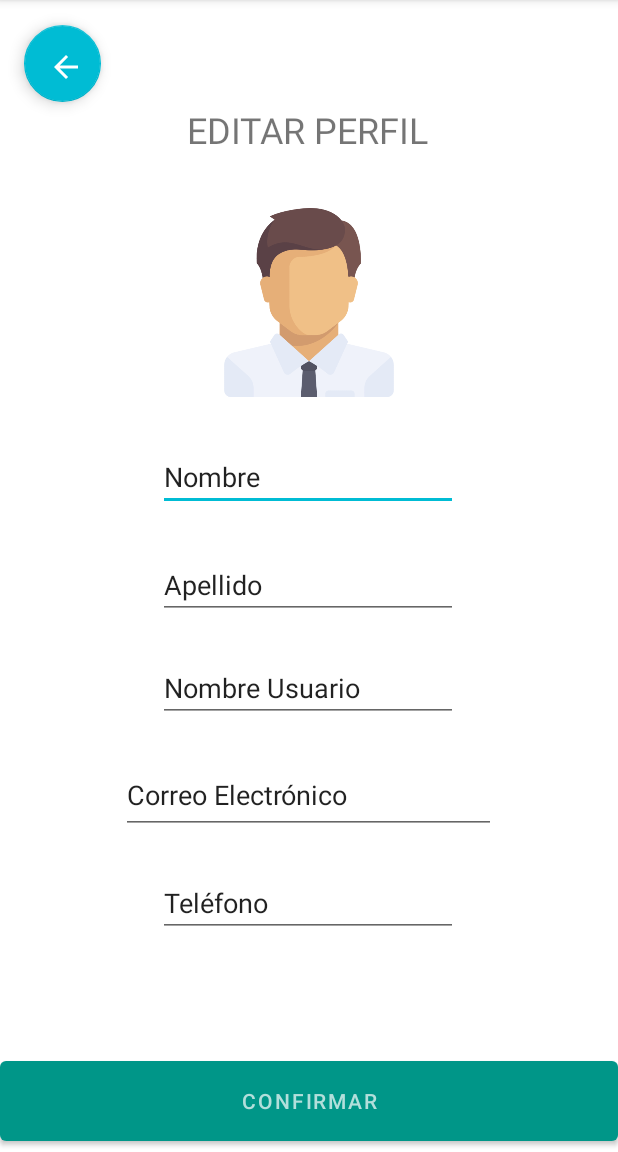
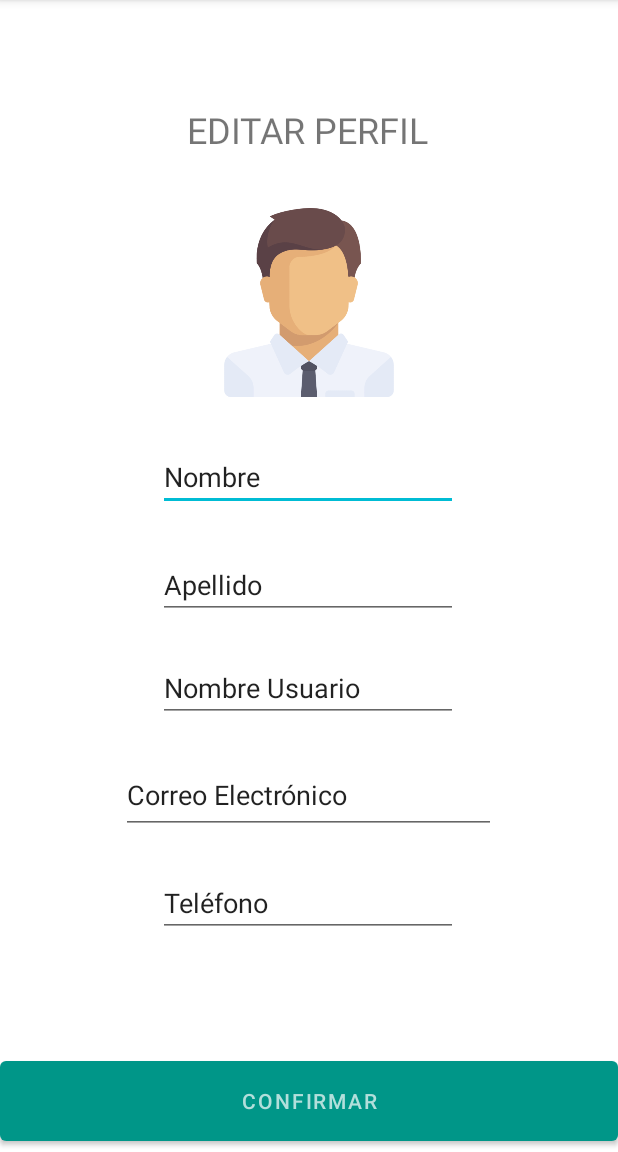
Before and after one commit to mikel-alvarez/4SharedCars, an Android app: the EditarUsuario screen opened directly, with no data from a screen before it, on a phone screen of 412 x 824 dp, the part 84-1236 px from its top. Run offline under Robolectric (Android 15) with nearby library versions, the phone set to English and light mode, and no system bars; libraries missing offline, so code that uses them is left out: io.realm; 10 statements that could not run were skipped.

Commit message:
otro usuario solucion

```diff
--- a/app/src/main/java/com/mikelalvarez/a4sharedcars/activites/IniciarSesion.java
+++ b/app/src/main/java/com/mikelalvarez/a4sharedcars/activites/IniciarSesion.java
@@ -45,7 +45,6 @@ public class IniciarSesion extends AppCompatActivity {
         paginaPrincipal = new Intent(this,PaginaPrincipal.class);
 
         realm = Realm.getDefaultInstance();
-
         if (realm.where(Usuario.class).findAll().isEmpty()){
             Utils.inicializarBaseDatosUsuario();
         }
--- a/app/src/main/res/layout/activity_editar_usuario.xml
+++ b/app/src/main/res/layout/activity_editar_usuario.xml
@@ -5,20 +5,6 @@
     android:layout_width="match_parent"
     android:layout_height="match_parent"
     tools:context=".activites.EditarUsuario">
-
-    <com.google.android.material.floatingactionbutton.FloatingActionButton
-        android:id="@+id/btnVueltaEditarUusuario"
-        android:layout_width="53dp"
-        android:layout_height="51dp"
-        android:clickable="true"
-        app:layout_constraintBottom_toBottomOf="parent"
-        app:layout_constraintEnd_toEndOf="parent"
-        app:layout_constraintHorizontal_bias="0.044"
-        app:layout_constraintStart_toStartOf="parent"
-        app:layout_constraintTop_toTopOf="parent"
-        app:layout_constraintVertical_bias="0.023"
-        app:srcCompat="?attr/actionModeCloseDrawable"
-        tools:ignore="SpeakableTextPresentCheck" />
 
     <ImageView
         android:id="@+id/imgPerfilEditarUsuario"
```
Also changed, not shown: app/src/main/java/com/mikelalvarez/a4sharedcars/activites/EditarUsuario.java (+7 -12 lines), app/src/main/java/com/mikelalvarez/a4sharedcars/fragments/Ranking.java (+11 -8 lines).
